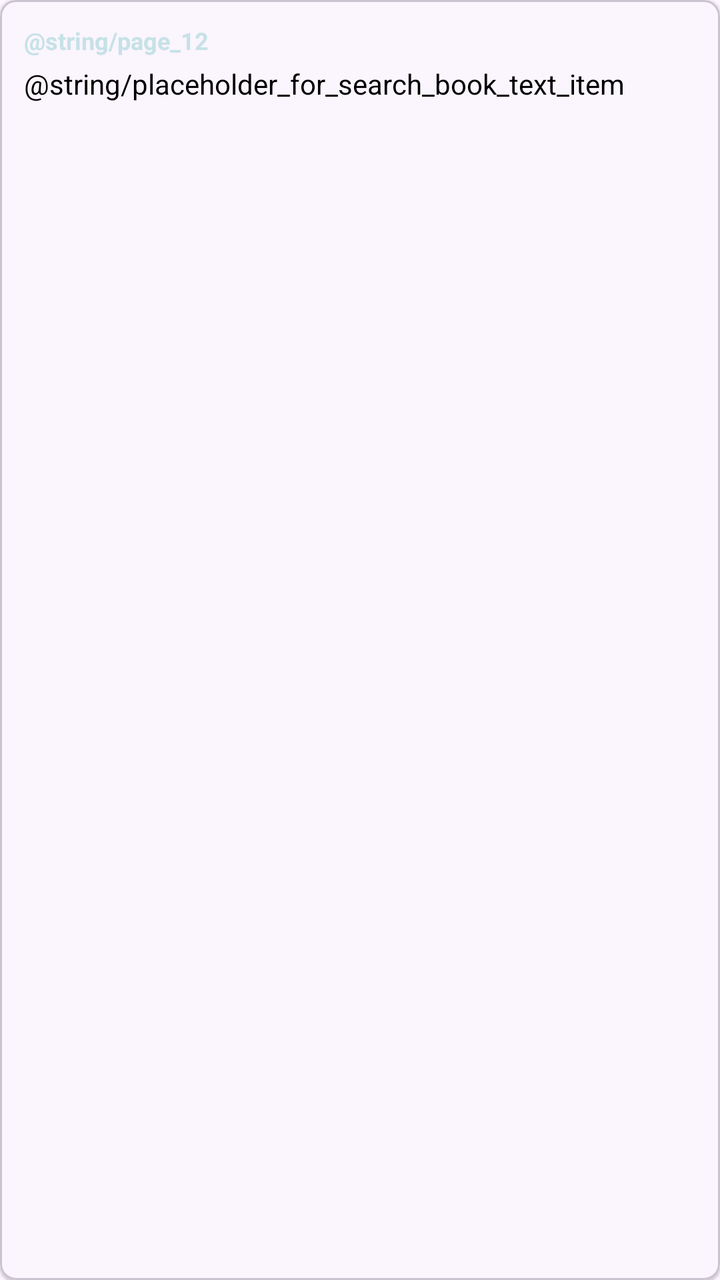
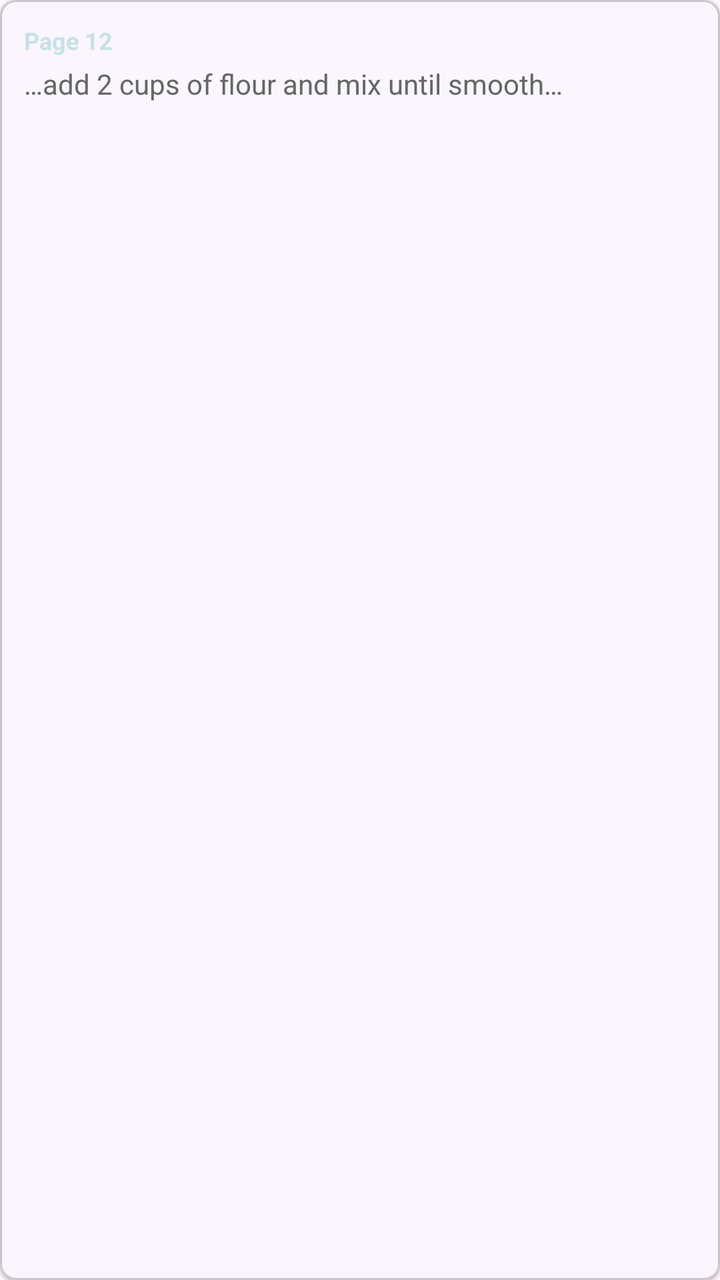

Two renders of the same Android screen: before a commit and after it. Below are the layout's source before the change and the commit's diff.
<!-- AndroidManifest.xml: application theme Theme.RecipeBookReader -->
<!-- res/layout/list_item_search_result.xml -->
<?xml version="1.0" encoding="utf-8"?>
<com.google.android.material.card.MaterialCardView
    xmlns:android="http://schemas.android.com/apk/res/android"
    xmlns:app="http://schemas.android.com/apk/res-auto"
    android:layout_width="match_parent"
    android:layout_height="wrap_content"
    android:layout_marginHorizontal="12dp"
    android:layout_marginVertical="6dp"
    app:cardCornerRadius="8dp"
    app:cardElevation="1dp">

    <LinearLayout
        android:layout_width="match_parent"
        android:layout_height="wrap_content"
        android:orientation="vertical"
        android:padding="12dp">

        <TextView
            android:id="@+id/txtPageNumber"
            android:layout_width="wrap_content"
            android:layout_height="wrap_content"
            android:text="@string/page_12"
            android:textColor="?attr/colorPrimary"
            android:textSize="12sp"
            android:textStyle="bold" />

        <TextView
            android:id="@+id/txtSnippet"
            android:layout_width="match_parent"
            android:layout_height="wrap_content"
            android:layout_marginTop="4dp"
            android:ellipsize="end"
            android:maxLines="3"
            android:text="@string/placeholder_for_search_book_text_item"
            android:textColor="?attr/colorOnSurface"
            android:textSize="14sp" />
    </LinearLayout>
</com.google.android.material.card.MaterialCardView>
<!-- resources referenced by this layout -->
<resources>
  <style name="Theme.RecipeBookReader" parent="Theme.Material3.DayNight.NoActionBar">
          <item name="colorPrimary">@color/pastel_blue</item>
          <item name="colorPrimaryContainer">@color/pastel_blue</item>
          <item name="colorSecondary">@color/pastel_blue</item>
          <item name="android:statusBarColor">@color/transparent</item>
          <item name="android:navigationBarColor">@color/pastel_blue</item>
          <item name="android:windowDrawsSystemBarBackgrounds">true</item>
          <item name="android:windowLightStatusBar">true</item>
          <item name="android:textColorSecondary">@color/almost_black</item>
          <item name="android:windowLightNavigationBar">true</item>
          <item name="android:textCursorDrawable">@null</item>
  
  
          <item name="colorControlActivated">@color/black</item>
          <item name="colorOnSurface">#000000</item>
      </style>
  <color name="pastel_blue">#FFC6E2E7</color>
  <color name="transparent">#00000000</color>
  <color name="almost_black">#FF333333</color>
  <color name="black">#FF000000</color>
</resources>

<!-- the commit's change to res/layout/list_item_search_result.xml (unified diff, before → after) -->
@@ -32,7 +32,7 @@
             android:ellipsize="end"
             android:maxLines="3"
             android:text="@string/placeholder_for_search_book_text_item"
-            android:textColor="?attr/colorOnSurface"
+            android:textColor="@color/dark_text"
             android:textSize="14sp" />
     </LinearLayout>
 </com.google.android.material.card.MaterialCardView>
<!-- resource entries referenced after the edit -->
@@ -1,5 +1,8 @@
 <!-- resources referenced by this layout -->
 <resources>
+  <color name="dark_text">#FF666666</color>
+  <string name="page_12">Page 12</string>
+  <string name="placeholder_for_search_book_text_item">…add 2 cups of flour and mix until smooth…</string>
   <style name="Theme.RecipeBookReader" parent="Theme.Material3.DayNight.NoActionBar">
           <item name="colorPrimary">@color/pastel_blue</item>
           <item name="colorPrimaryContainer">@color/pastel_blue</item>
@@ -8,7 +11,7 @@
           <item name="android:navigationBarColor">@color/pastel_blue</item>
           <item name="android:windowDrawsSystemBarBackgrounds">true</item>
           <item name="android:windowLightStatusBar">true</item>
-          <item name="android:textColorSecondary">@color/almost_black</item>
+          <item name="android:textColorSecondary">@color/dark_text</item>
           <item name="android:windowLightNavigationBar">true</item>
           <item name="android:textCursorDrawable">@null</item>
   
@@ -18,7 +21,6 @@
       </style>
   <color name="pastel_blue">#FFC6E2E7</color>
   <color name="transparent">#00000000</color>
-  <color name="almost_black">#FF333333</color>
   <color name="black">#FF000000</color>
 </resources>
 
